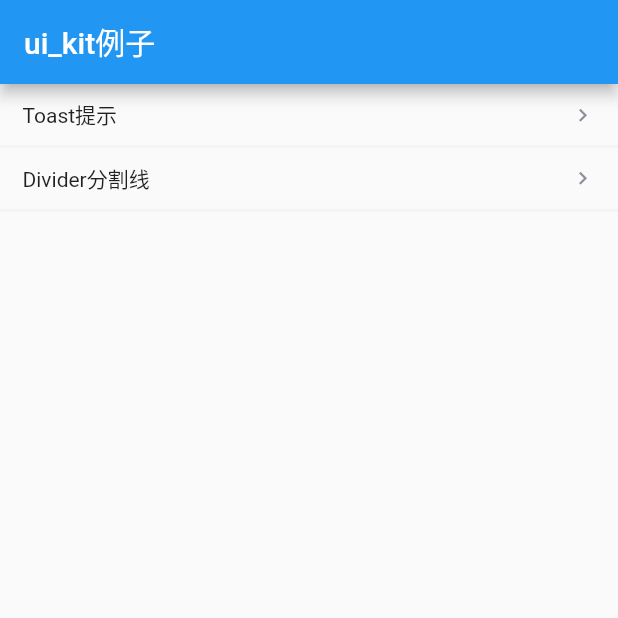
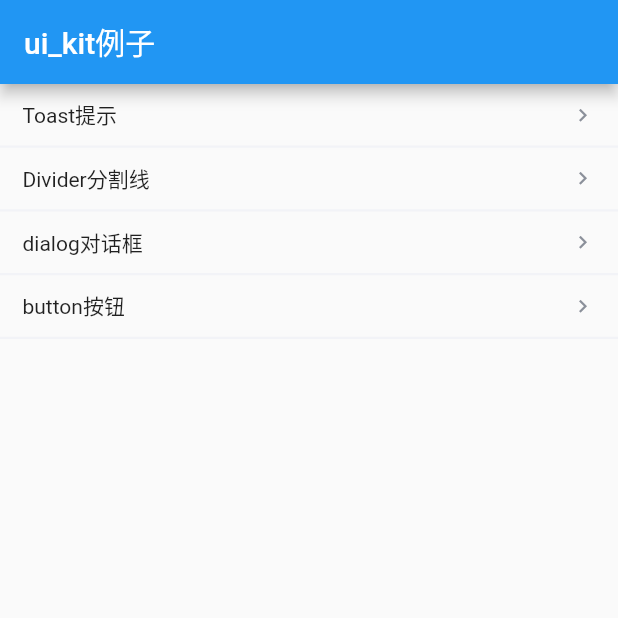
Before and after one commit to ZhouC125/drs_ui_kit, a Flutter app: the screen it shows after launch, on a phone screen of 412 x 824 dp, the top half of it. Run offline on Flutter 3.47's test engine with Material 2 defaults, Android fonts, the phone set to English and light mode, and no system bars.

Commit message:
drs_ui_kit 添加button按钮

```diff
--- a/example/lib/main.dart
+++ b/example/lib/main.dart
@@ -200,6 +200,63 @@ class _AppState extends State<App> {
         ],
       );
 
+
+  Widget dialog(BuildContext context) => buildItem(
+    context,
+    'dialog对话框',
+    [
+      _textBtn('普通提示', () {
+        showGeneralDialog(
+          context: context,
+          pageBuilder: (BuildContext buildContext, Animation<double> animation,
+              Animation<double> secondaryAnimation) {
+            return  DrsAlertDialog(title: '对话框提示',content: '内容',);
+          },
+        );
+
+      }),
+    ],
+  );
+
+  Widget  button(BuildContext context) => buildItem(
+    context,
+    'button按钮',
+    [
+      CommonButton.big(
+        text: '确定按钮',
+        onPressed: () => debugPrint('666'),
+        margin: EdgeInsets.all(10),
+      ),
+      CommonButton.big(
+        text: '不可用的确定按钮',
+        onPressed: () => debugPrint('777'),
+        enabled: false,
+        margin: EdgeInsets.all(10),
+      ),
+      SizedBox(height: 10),
+      Row(
+        mainAxisAlignment: MainAxisAlignment.spaceEvenly,
+        children: [
+          CommonButton.small(
+            text: '小按钮',
+            onPressed: () => debugPrint('666'),
+          ),
+          CommonButton.small(
+            text: '小按钮',
+            onPressed: () => debugPrint('666'),
+            filled: false,
+          ),
+          CommonButton.small(
+            text: '小按钮',
+            onPressed: () => debugPrint('666'),
+            filled: false,
+            isBorderThemeColor: false,
+          ),
+        ],
+      ),
+    ],
+  );
+
   Widget _textBtn(String text, VoidCallback onTap) {
     return TextButton(onPressed: onTap, child: Text(text));
   }
@@ -214,6 +271,8 @@ class _AppState extends State<App> {
         children: <Widget>[
           actionSheet(context),
           divider(context),
+          dialog(context),
+          button(context),
         ].expand((e) => [e, const DrsDivider()]).toList(),
       ),
     );
--- a/lib/drs_ui_kit.dart
+++ b/lib/drs_ui_kit.dart
@@ -8,6 +8,7 @@ export 'src/component/toast/drs_toast.dart';
 export 'src/styles/styles.dart';
 export 'src/component/divider/drs_divider.dart';
 export 'src/component/dialog/drs_dialog.dart';
+export 'src/component/button/common_button.dart';
 
 
 export 'src/utils/context_extensions.dart';
```
Also changed, not shown: lib/src/component/button/common_button.dart (added, +220 -0 lines).
